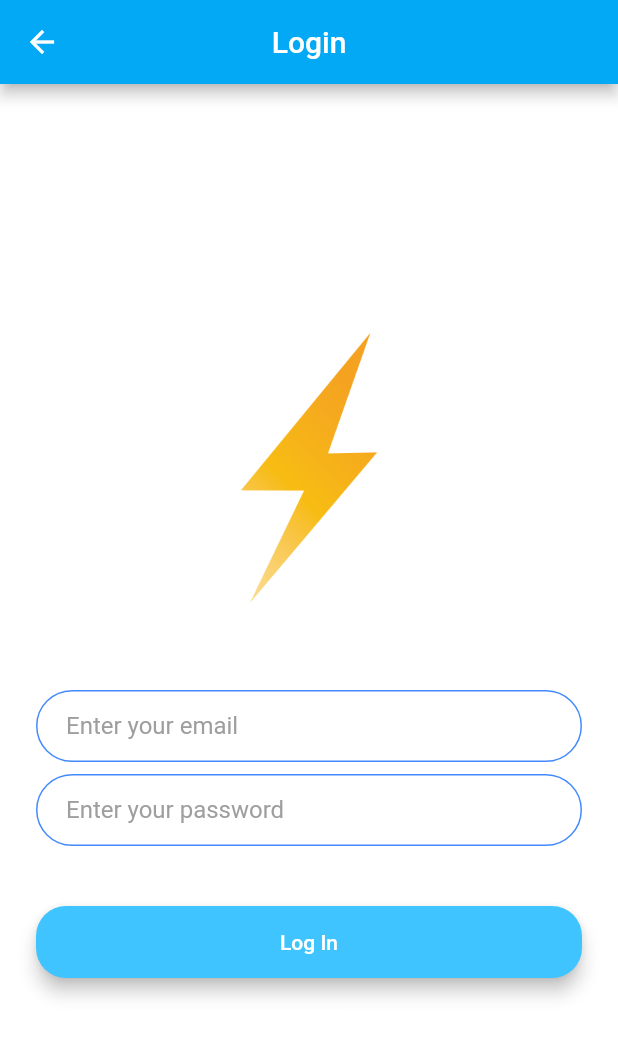
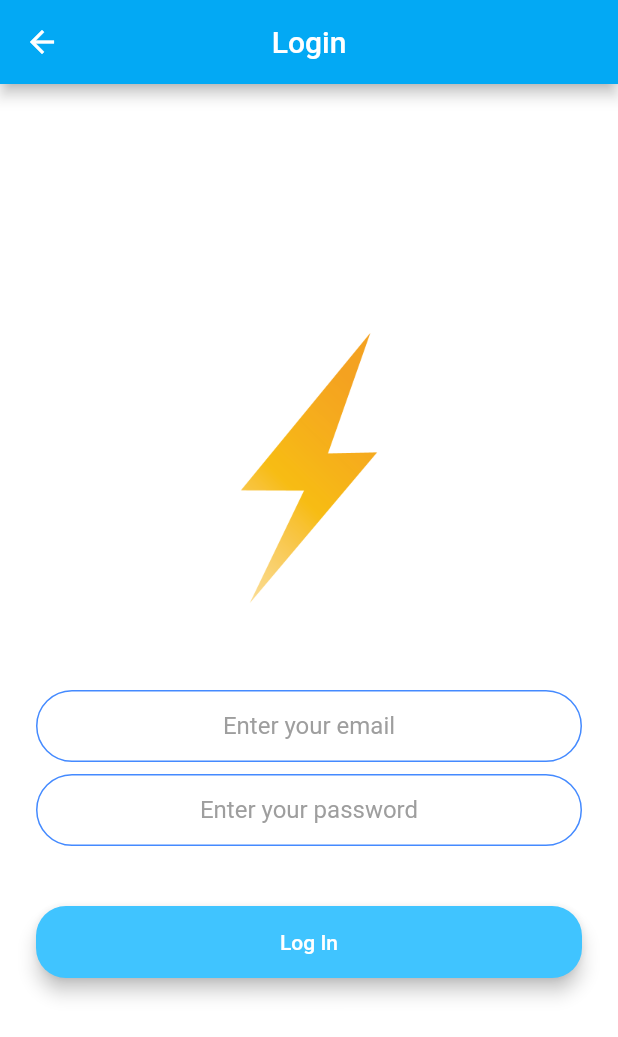
Before and after one commit to devBamidele/flash_chat, a Flutter app: the screen it shows after launch, after a tap on "Log In", on a phone screen of 412 x 824 dp. Shown: the top 1037 px of the screen. Run offline on Flutter 3.47's test engine with Material 2 defaults, Android fonts, the phone set to English and light mode, and no system bars; our stand-ins replace animated_text_kit, firebase_auth, firebase_core; accounts and stored records are empty.

```diff
--- a/lib/main.dart
+++ b/lib/main.dart
@@ -1,10 +1,15 @@
+import 'package:firebase_core/firebase_core.dart';
 import 'package:flutter/material.dart';
 import 'package:flash_chat/screens/welcome_screen.dart';
 import 'package:flash_chat/screens/login_screen.dart';
 import 'package:flash_chat/screens/registration_screen.dart';
 import 'package:flash_chat/screens/chat_screen.dart';
 
-main() => runApp(const FlashChat());
+main() async {
+  WidgetsFlutterBinding.ensureInitialized();
+  await Firebase.initializeApp();
+  runApp(const FlashChat());
+}
 
 class FlashChat extends StatelessWidget {
   const FlashChat({Key? key}) : super(key: key);
--- a/lib/reusables/my_button.dart
+++ b/lib/reusables/my_button.dart
@@ -3,14 +3,14 @@ import 'package:flutter/material.dart';
 class MyButton extends StatelessWidget {
   const MyButton({
     required this.myText,
-    required this.navigateTo,
     required this.myColor,
+    required this.onPressed,
     Key? key,
   }) : super(key: key);
 
   final String myText;
-  final String? navigateTo;
   final Color myColor;
+  final Function()? onPressed;
 
   @override
   Widget build(BuildContext context) {
@@ -21,9 +21,7 @@ class MyButton extends StatelessWidget {
         color: myColor,
         borderRadius: BorderRadius.circular(20.0),
         child: MaterialButton(
-          onPressed: () {
-            Navigator.pushNamed(context, navigateTo!);
-          },
+          onPressed: onPressed,
           minWidth: 200.0,
           height: 46.0,
           child: Text(
--- a/lib/screens/login_screen.dart
+++ b/lib/screens/login_screen.dart
@@ -1,7 +1,11 @@
+import 'dart:developer';
+
+import 'package:firebase_core/firebase_core.dart';
 import 'package:flutter/material.dart';
 
 import '../constants.dart';
 import '../reusables/my_button.dart';
+import 'package:firebase_auth/firebase_auth.dart';
 
 class LoginScreen extends StatefulWidget {
   const LoginScreen({Key? key}) : super(key: key);
@@ -13,6 +17,24 @@ class LoginScreen extends StatefulWidget {
 }
 
 class _LoginScreenState extends State<LoginScreen> {
+  final _auth = FirebaseAuth.instance;
+  late Firebase loggedInUser;
+
+  getCurrentUser() async {
+    try {
+      final user = _auth.currentUser;
+      if (user != null) {
+        loggedInUser = user as Firebase;
+      }
+    } catch (e) {}
+  }
+
+  @override
+  void initState() {
+    super.initState();
+    getCurrentUser();
+  }
+
   @override
   Widget build(BuildContext context) {
     return Scaffold(
@@ -39,6 +61,8 @@ class _LoginScreenState extends State<LoginScreen> {
               height: 48.0,
             ),
             TextField(
+              keyboardType: TextInputType.emailAddress,
+              textAlign: TextAlign.center,
               onChanged: (value) {
                 //Do something with the user input.
               },
@@ -49,6 +73,8 @@ class _LoginScreenState extends State<LoginScreen> {
               height: 8.0,
             ),
             TextField(
+              obscureText: true,
+              textAlign: TextAlign.center,
               onChanged: (value) {
                 //Do something with the user input.
               },
@@ -58,9 +84,9 @@ class _LoginScreenState extends State<LoginScreen> {
             const SizedBox(
               height: 24.0,
             ),
-            const MyButton(
+            MyButton(
                 myText: 'Log In',
-                navigateTo: null,
+                onPressed: () {},
                 myColor: Colors.lightBlueAccent),
           ],
         ),
--- a/lib/screens/welcome_screen.dart
+++ b/lib/screens/welcome_screen.dart
@@ -81,15 +81,20 @@ class _WelcomeScreenState extends State<WelcomeScreen>
             const SizedBox(
               height: 48.0,
             ),
-            const MyButton(
+            MyButton(
               myText: 'Log In',
-              navigateTo: LoginScreen.id,
+              onPressed: () {
+                Navigator.pushNamed(context, LoginScreen.id);
+              },
               myColor: Colors.lightBlueAccent,
             ),
-            const MyButton(
-                myText: 'Register',
-                navigateTo: RegistrationScreen.id,
-                myColor: Colors.blueAccent),
+            MyButton(
+              myText: 'Register',
+              onPressed: () {
+                Navigator.pushNamed(context, RegistrationScreen.id);
+              },
+              myColor: Colors.blueAccent,
+            ),
           ],
         ),
       ),
--- a/pubspec.yaml
+++ b/pubspec.yaml
@@ -38,6 +38,7 @@ dependencies:
   firebase_core: ^1.19.1
   firebase_auth: ^3.4.1
   cloud_firestore: ^3.2.1
+
 dev_dependencies:
   flutter_test:
     sdk: flutter
```
Also changed, not shown: lib/screens/registration_screen.dart (+47 -4 lines).
